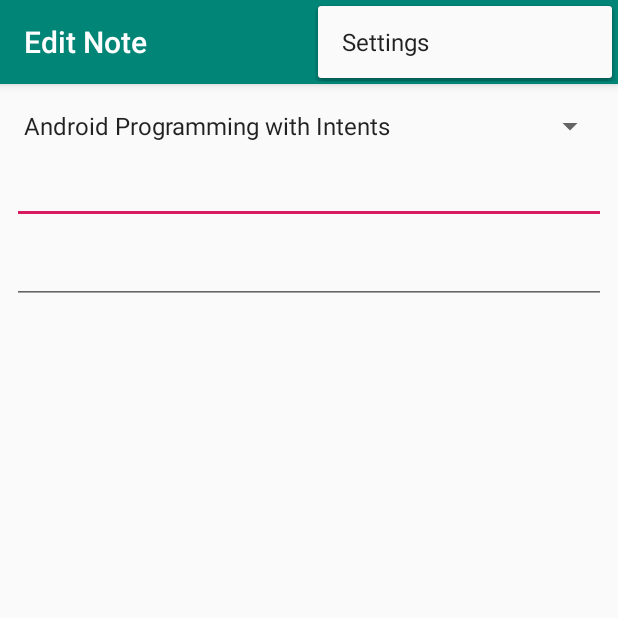
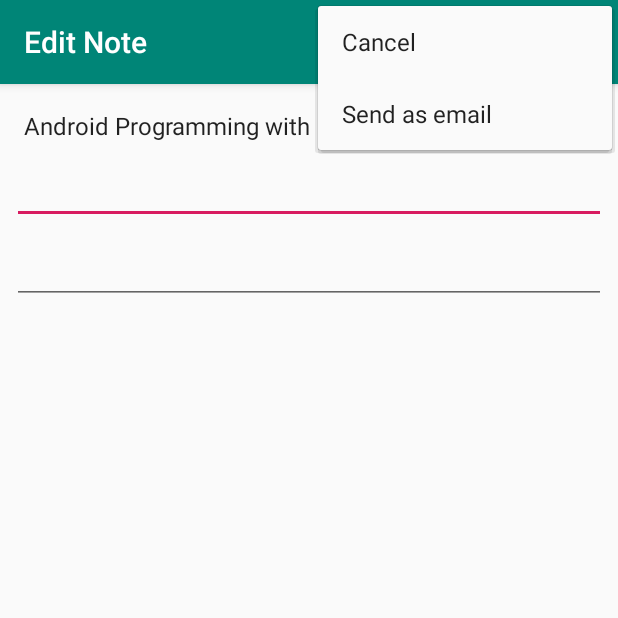
Before and after one commit to Kingz00/NoteKeeper, an Android app: the NoteActivity screen opened directly, with no data from a screen before it, with the options menu open, on a phone screen of 412 x 824 dp, the top half of it. Run offline under Robolectric (Android 15) with nearby library versions, the phone set to English and light mode, and no system bars.

Commit message:
Managing Activity Life Cycle

```diff
--- a/app/src/main/java/com/gads/notekeeper/NoteActivity.java
+++ b/app/src/main/java/com/gads/notekeeper/NoteActivity.java
@@ -20,6 +20,14 @@ public class NoteActivity extends AppCompatActivity {
     public static final int POSITION_NOT_SET = -1;
     private NoteInfo mNote;
     private boolean mIsNewNote;
+    private Spinner mSpinnerCourses;
+    private EditText mTextNoteTitle;
+    private EditText mTextNoteText;
+    private int mNotePosition;
+    private boolean mIsCancelling;
+    private String mOriginalNoteCourseId;
+    private String mOriginalNoteTitle;
+    private String mOriginalNoteText;
 
     @Override
     protected void onCreate(Bundle savedInstanceState) {
@@ -28,23 +36,32 @@ public class NoteActivity extends AppCompatActivity {
         Toolbar toolbar = findViewById(R.id.toolbar);
         setSupportActionBar(toolbar);
 
-        Spinner spinnerCourses = findViewById(R.id.spinner_courses);
+        mSpinnerCourses = findViewById(R.id.spinner_courses);
 
         //Get a list of courses from the DataManager
         List<CourseInfo> courses = DataManager.getInstance().getCourses();
         //Adapter to associate the list with the spinner
         ArrayAdapter<CourseInfo> adaperCourses = new ArrayAdapter<>(this, android.R.layout.simple_spinner_item, courses);
         adaperCourses.setDropDownViewResource(android.R.layout.simple_spinner_dropdown_item);
-        spinnerCourses.setAdapter(adaperCourses);
+        mSpinnerCourses.setAdapter(adaperCourses);
 
         readDisplayStateValues();
+        saveOriginalNoteValues();
 
-        EditText textNoteTitle = findViewById(R.id.text_note_title);
-        EditText textNoteText = findViewById(R.id.text_note_text);
+        mTextNoteTitle = findViewById(R.id.text_note_title);
+        mTextNoteText = findViewById(R.id.text_note_text);
 
         if (!mIsNewNote)
-            displayNote(spinnerCourses, textNoteTitle, textNoteText);
+            displayNote(mSpinnerCourses, mTextNoteTitle, mTextNoteText);
 
+    }
+
+    private void saveOriginalNoteValues() {
+        if (mIsNewNote)
+            return;
+        mOriginalNoteCourseId = mNote.getCourse().getCourseId();
+        mOriginalNoteTitle = mNote.getTitle();
+        mOriginalNoteText = mNote.getText();
     }
 
     private void displayNote(Spinner spinnerCourses, EditText textNoteTitle, EditText textNoteText) {
@@ -68,9 +85,46 @@ public class NoteActivity extends AppCompatActivity {
         //Boolean Code for new Note
         mIsNewNote = position == POSITION_NOT_SET;
 
-        //Condition to get note based on its position in the DataManager
-        if (!mIsNewNote)
+        if (mIsNewNote){
+            createNewNote();
+        }else {
+            //Condition to get note based on its position in the DataManager
             mNote = DataManager.getInstance().getNotes().get(position);
+        }
+    }
+
+    private void createNewNote() {
+        DataManager dm = DataManager.getInstance();
+        mNotePosition = dm.createNewNote();
+        mNote = dm.getNotes().get(mNotePosition);
+    }
+
+    @Override
+    protected void onPause() {
+        super.onPause();
+        if (mIsCancelling){
+            if (mIsNewNote){
+                DataManager.getInstance().removeNote(mNotePosition);
+            } else {
+                //Code to restore the original values on the note if the user is cancelling
+                storePreviousNoteValues();
+            }
+        }else {
+        savenote();
+        }
+    }
+
+    private void storePreviousNoteValues() {
+        CourseInfo course = DataManager.getInstance().getCourse(mOriginalNoteCourseId);
+        mNote.setCourse(course);
+        mNote.setTitle(mOriginalNoteTitle);
+        mNote.setText(mOriginalNoteText);
+    }
+
+    private void savenote() {
+        mNote.setCourse((CourseInfo) mSpinnerCourses.getSelectedItem());
+        mNote.setTitle(mTextNoteTitle.getText().toString());
+        mNote.setText(mTextNoteText.getText().toString());
     }
 
     @Override
@@ -88,10 +142,26 @@ public class NoteActivity extends AppCompatActivity {
         int id = item.getItemId();
 
         //noinspection SimplifiableIfStatement
-        if (id == R.id.action_settings) {
+        if (id == R.id.action_send_mail) {
+            sendEmail();
             return true;
+        }else if (id == R.id.action_cancel){
+            mIsCancelling = true;
+            finish();
         }
 
         return super.onOptionsItemSelected(item);
     }
+
+    private void sendEmail() {
+        CourseInfo course = (CourseInfo) mSpinnerCourses.getSelectedItem();
+        String subject = mTextNoteTitle.getText().toString();
+        String text = "Checkout what I learned in the pluralsight course \"" +
+                course.getTitle() + "\"\n" + mTextNoteText.getText();
+        Intent intent = new Intent(Intent.ACTION_SEND);
+        intent.setType("message/rfc2822");
+        intent.putExtra(Intent.EXTRA_SUBJECT, subject);
+        intent.putExtra(Intent.EXTRA_TEXT, text);
+        startActivity(intent);
+    }
 }
--- a/app/src/main/res/menu/menu_note.xml
+++ b/app/src/main/res/menu/menu_note.xml
@@ -3,8 +3,11 @@
     xmlns:tools="http://schemas.android.com/tools"
     tools:context="com.gads.notekeeper.NoteActivity">
     <item
-        android:id="@+id/action_settings"
+        android:id="@+id/action_send_mail"
         android:orderInCategory="100"
-        android:title="@string/action_settings"
+        android:title="Send as email"
         app:showAsAction="never" />
+    <item
+        android:id="@+id/action_cancel"
+        android:title="Cancel" />
 </menu>
```
Also changed, not shown: app/src/main/java/com/gads/notekeeper/NoteListActivity.java (+8 -3 lines).
